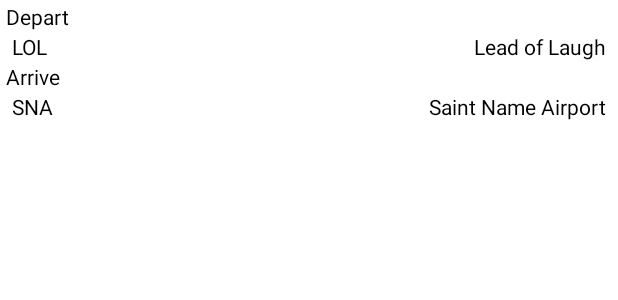
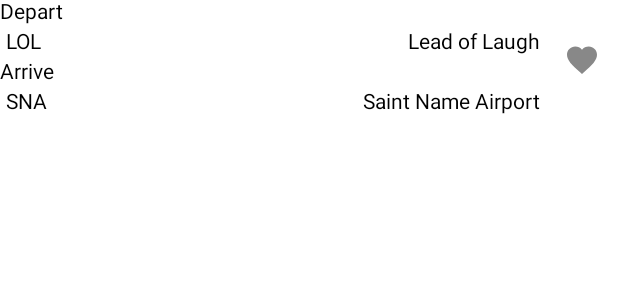
Before and after one commit to gmdvart/Flight-Search-App, an Android app built with Jetpack Compose: the @Preview function FlightAirportPairItemPreview, on a phone screen of 412 x 824 dp. Shown: the top 300 px of the screen. Run offline under Robolectric (Android 15) with nearby library versions, the phone set to English and light mode, and no system bars; our stand-ins replace Room's generated code.

Commit message:
start building a favorite system, at the moment it only can add favorite and inform user

```diff
--- a/app/src/main/java/com/example/flightsearchapp/ui/components/FlightItem.kt
+++ b/app/src/main/java/com/example/flightsearchapp/ui/components/FlightItem.kt
@@ -2,12 +2,18 @@ package com.example.flightsearchapp.ui.components
 
 import androidx.compose.foundation.clickable
 import androidx.compose.foundation.layout.*
-import androidx.compose.material.Text
-import androidx.compose.material3.Divider
+import androidx.compose.material.*
+import androidx.compose.material.icons.Icons
+import androidx.compose.material.icons.filled.Favorite
+import androidx.compose.material.icons.outlined.Favorite
 import androidx.compose.runtime.Composable
+import androidx.compose.ui.Alignment
 import androidx.compose.ui.Modifier
+import androidx.compose.ui.graphics.Color
+import androidx.compose.ui.res.stringResource
 import androidx.compose.ui.tooling.preview.Preview
 import androidx.compose.ui.unit.dp
+import com.example.flightsearchapp.R
 import com.example.flightsearchapp.data.database.Airport
 import com.example.flightsearchapp.ui.theme.FlightSearchAppTheme
 
@@ -15,13 +21,13 @@ import com.example.flightsearchapp.ui.theme.FlightSearchAppTheme
 fun FlightAirportItem(
     modifier: Modifier = Modifier,
     airport: Airport,
-    enabled: Boolean = true,
+    isClickEnabled: Boolean = true,
     onClick: (Airport) -> Unit = {}
 ) {
     Row(modifier = modifier
         .padding(4.dp)
+        .clickable(enabled = isClickEnabled) { onClick(airport) }
         .fillMaxWidth()
-        .clickable(enabled = enabled) { onClick(airport) }
     ) {
         Text(text = airport.iataCode)
         Spacer(modifier = modifier.weight(1f))
@@ -33,21 +39,26 @@ fun FlightAirportItem(
 fun FlightAirportPairItem(
     modifier: Modifier = Modifier,
     pair: Pair<Airport, Airport>,
-    enabled: Boolean = true,
-    onClick: () -> Unit = {}
+    onClick: (Pair<Airport, Airport>) -> Unit = {},
+    favoriteIndicatorColor: Color = Color.Gray
 ) {
-    Column(modifier = modifier
-        .clickable(enabled = enabled) { onClick() }
-        .padding(4.dp)
-    ) {
-        Column {
-            Text(text = "Depart")
-            FlightAirportItem(airport = pair.first, enabled = false)
+    Row(modifier = modifier, verticalAlignment = Alignment.CenterVertically) {
+        Column(modifier = Modifier.weight(1f)) {
+            Text(text = stringResource(id = R.string.flight_depart))
+            FlightAirportItem(airport = pair.first, isClickEnabled = false)
+            Text(text = stringResource(id = R.string.flight_arrive))
+            FlightAirportItem(airport = pair.second, isClickEnabled = false)
         }
-        Column {
-            Text(text = "Arrive")
-            FlightAirportItem(airport = pair.second, enabled = false)
-        }
+        IconButton(
+            onClick = { onClick(pair) },
+            content = {
+                Icon(
+                    imageVector = Icons.Outlined.Favorite,
+                    contentDescription = stringResource(id = R.string.favorite),
+                    tint = favoriteIndicatorColor
+                )
+            }
+        )
     }
 }
 
@@ -55,7 +66,7 @@ fun FlightAirportPairItem(
 @Composable
 fun FlightAirportItemPreview() {
     FlightSearchAppTheme {
-        FlightAirportItem(airport = Airport(0, "LOL", "Lead of Laugh", 999))
+        FlightAirportItem(airport = Airport(0, "LOL", "Lead of Laugh", 999), isClickEnabled = false)
     }
 }
 
--- a/app/src/main/res/values/strings.xml
+++ b/app/src/main/res/values/strings.xml
@@ -1,3 +1,9 @@
 <resources>
     <string name="app_name">FlightSearchApp</string>
+    <string name="found_nothing">Found nothing.</string>
+    <string name="favourites_are_empty">Favorites are empty.</string>
+    <string name="favourites_are_not_empty">You have some favorites flights.</string>
+    <string name="flight_depart">Depart</string>
+    <string name="flight_arrive">Arrive</string>
+    <string name="favorite">Favorite</string>
 </resources>
```
Also changed, not shown: app/src/main/java/com/example/flightsearchapp/ui/components/FlightHomeScreen.kt (+36 -4 lines), app/src/main/java/com/example/flightsearchapp/ui/components/FlightVerticalColumn.kt (+6 -3 lines), app/src/main/java/com/example/flightsearchapp/ui/viewModels/SearchUiState.kt (+15 -5 lines), app/src/main/java/com/example/flightsearchapp/ui/viewModels/SearchViewModel.kt (+31 -2 lines).
